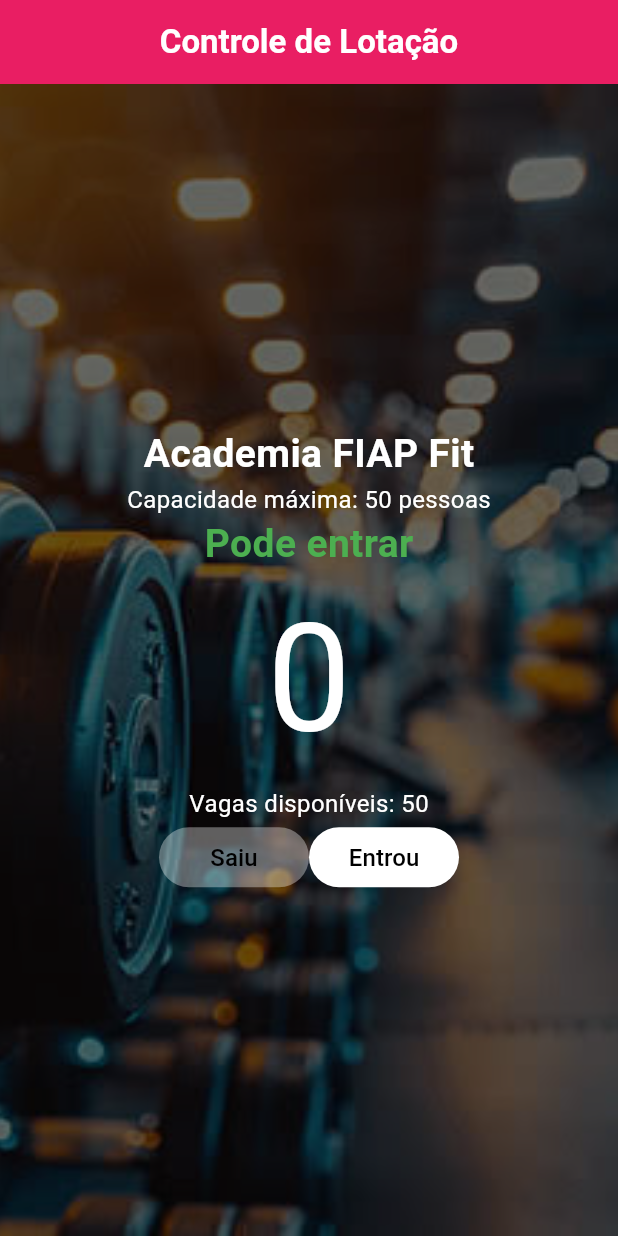
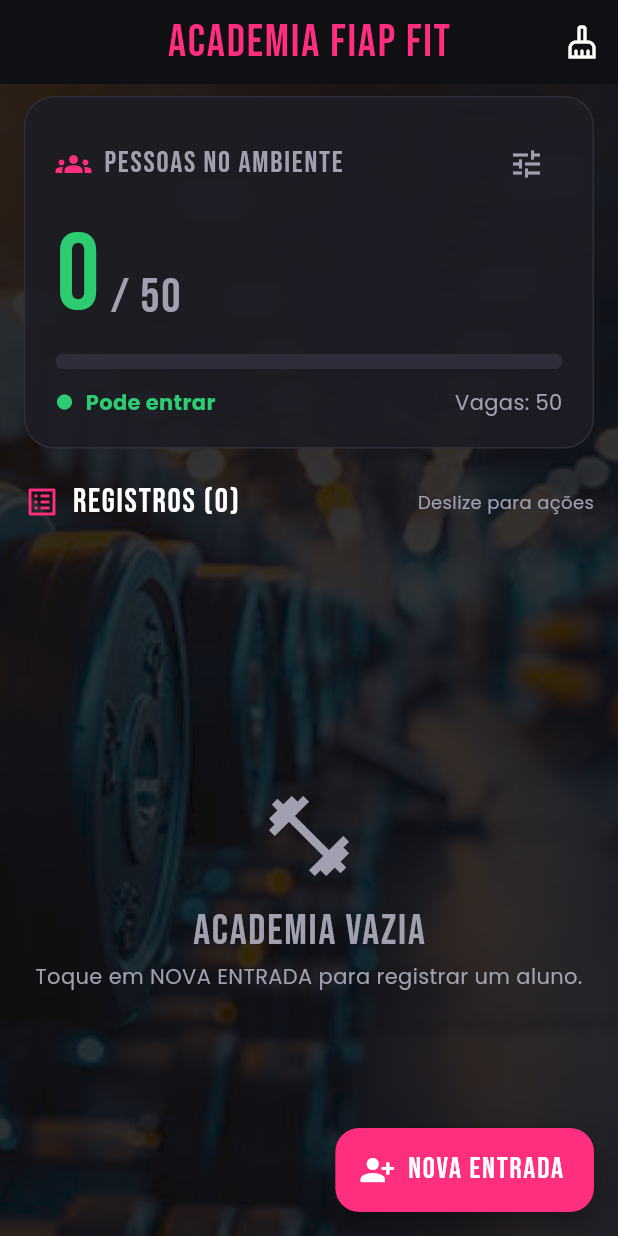
Before and after one commit to luizkichimoto/Checkpoint-Mobile, a Flutter app: the screen it shows after launch, on a phone screen of 412 x 824 dp. Run offline on Flutter 3.47's test engine with Material 3 defaults, Android fonts, the phone set to English and light mode, and no system bars; our stand-ins replace flutter_slidable, google_fonts.

Commit message:
feat: adiciona telas de cadastro e lista de pessoas
Cadastro com TextField e TextEditingController, lista com ListView,
confirmação com AlertDialog e feedback com SnackBar. Separa o código
do main.dart e inclui teste do fluxo completo.

```diff
--- a/lib/main.dart
+++ b/lib/main.dart
@@ -1,64 +1,10 @@
 import 'package:flutter/material.dart';
 
+import 'screens/home_page.dart';
+import 'theme/app_theme.dart';
+
 void main() {
-  runApp(MyApp());
-}
-
-
-class Academia {
-  final String _nome;
-  int _capacidadeMaxima;
-  int _pessoasNoLocal;
-
-  Academia.nova({required String nome, required int capacidadeMaxima})
-    : _nome = nome,
-      _capacidadeMaxima = capacidadeMaxima,
-      _pessoasNoLocal = 0;
-
-  // Getters
-  String get nome => _nome;
-  int get capacidadeMaxima => _capacidadeMaxima;
-  int get pessoasNoLocal => _pessoasNoLocal;
-
-  int get vagasDisponiveis => _capacidadeMaxima - _pessoasNoLocal;
-
-  bool get estaVazia => _pessoasNoLocal == 0;
-  bool get estaLotada => _pessoasNoLocal >= _capacidadeMaxima;
-
-  //Quase cheia
-  bool get estaQuaseCheia =>
-      !estaLotada && _pessoasNoLocal >= (_capacidadeMaxima * 0.8);
-
-  String get situacao {
-    if (estaLotada) {
-      return "Academia lotada";
-    } else if (estaQuaseCheia) {
-      return "Atenção: ambiente quase cheio";
-    } else {
-      return "Pode entrar";
-    }
-  }
-
-  // Setter
-  set capacidadeMaxima(int novaCapacidade) {
-    if (novaCapacidade >= _pessoasNoLocal && novaCapacidade > 0) {
-      _capacidadeMaxima = novaCapacidade;
-    }
-  }
-
-  // Método: registra a entrada de uma pessoa
-  void entrar() {
-    if (!estaLotada) {
-      _pessoasNoLocal++;
-    }
-  }
-
-  // Método: registra a saída de uma pessoa
-  void sair() {
-    if (!estaVazia) {
-      _pessoasNoLocal--;
-    }
-  }
+  runApp(const MyApp());
 }
 
 class MyApp extends StatelessWidget {
@@ -67,148 +13,10 @@ class MyApp extends StatelessWidget {
   @override
   Widget build(BuildContext context) {
     return MaterialApp(
+      title: "FIAP Fit",
       debugShowCheckedModeBanner: false, //Oculta o banner de debug
-      home: HomePage(),
+      theme: AppTheme.tema,
+      home: const HomePage(),
     );
   }
 }
-
-class HomePage extends StatefulWidget {
-  const HomePage({super.key});
-
-  @override
-  State<HomePage> createState() => _HomePageState();
-}
-
-class _HomePageState extends State<HomePage> {
-  final Academia academia = Academia.nova(
-    nome: "Academia FIAP Fit",
-    capacidadeMaxima: 50,
-  );
-
-  void decrement() {
-    setState(() {
-      academia.sair();
-    });
-    print("Pessoas no local: ${academia.pessoasNoLocal}");
-  }
-
-  void increment() {
-    setState(() => academia.entrar());
-    print("Pessoas no local: ${academia.pessoasNoLocal}");
-  }
-
-  bool get isEmpty => academia.estaVazia;
-  bool get isFull => academia.estaLotada;
-
-  //Cor da mensagem de situacao muda conforme a lotacao
-  Color get corDaSituacao {
-    if (academia.estaLotada) {
-      return Colors.red;
-    } else if (academia.estaQuaseCheia) {
-      return Colors.orange;
-    } else {
-      return Colors.green;
-    }
-  }
-
-  @override
-  Widget build(BuildContext context) {
-    return Scaffold(
-      appBar: AppBar(
-        backgroundColor: Colors.pink,
-        title: Text("Controle de Lotação",
-            style: TextStyle(
-              fontWeight: FontWeight.w700,
-              color: Colors.white
-            ),
-        ),
-        centerTitle: true,
-      ),
-      backgroundColor: Colors.green,
-      body: Container(
-        decoration: BoxDecoration(
-          image: DecorationImage(
-            image: AssetImage("assets/images/academia_fundo.jpg"),
-            fit: BoxFit.cover,
-            //Escurece a foto para o texto branco ficar legivel
-            colorFilter: ColorFilter.mode(
-              Colors.black.withAlpha(150),
-              BlendMode.darken,
-            ),
-          ),
-        ),
-        child: Column(
-          mainAxisAlignment: MainAxisAlignment.center,
-          children: [
-            Text(
-              academia.nome,
-              style: TextStyle(
-                fontSize: 26,
-                color: Colors.white,
-                fontWeight: FontWeight.w700,
-              ),
-            ),
-
-            //Capacidade maxima do ambiente
-            Text(
-              "Capacidade máxima: ${academia.capacidadeMaxima} pessoas",
-              style: TextStyle(fontSize: 16, color: Colors.white),
-            ),
-
-            //4. Mensagem de situacao (vem do getter da classe)
-            Text(
-              academia.situacao,
-              style: TextStyle(
-                fontSize: 26,
-                color: corDaSituacao,
-                fontWeight: FontWeight.w700,
-              ),
-            ),
-
-            //Contador de pessoas no local
-            Text(
-              academia.pessoasNoLocal.toString(),
-              style: TextStyle(fontSize: 100, color: Colors.white),
-            ),
-            Text(
-              "Vagas disponíveis: ${academia.vagasDisponiveis}",
-              style: TextStyle(fontSize: 16, color: Colors.white),
-            ),
-
-            Row(
-              mainAxisAlignment: MainAxisAlignment.center,
-              children: [
-                //3. Regra de saida: desabilitado quando o ambiente esta vazio
-                TextButton(
-                  onPressed: isEmpty?null:decrement,
-                  style: TextButton.styleFrom(
-                    backgroundColor: isEmpty?Colors.white.withAlpha(90):Colors.white,
-                    fixedSize: Size(100, 20),
-                  ),
-                  child: Text(
-                    "Saiu",
-                    style: TextStyle(color: Colors.black, fontSize: 16),
-                  ),
-                ),
-
-                //Regra de entrada: desabilitado quando esta lotada
-                TextButton(
-                  onPressed: isFull?null:increment,
-                  style: TextButton.styleFrom(
-                    backgroundColor: isFull?Colors.white.withAlpha(90):Colors.white,
-                    fixedSize: Size(100, 20),
-                  ),
-                  child: Text(
-                    "Entrou",
-                    style: TextStyle(color: Colors.black, fontSize: 16),
-                  ),
-                ),
-              ],
-            ),
-          ],
-        ),
-      ),
-    );
-  }
-}
--- /dev/null
+++ b/lib/screens/home_page.dart
@@ -0,0 +1,263 @@
+import 'package:flutter/material.dart';
+
+import '../models/academia.dart';
+import '../models/pessoa.dart';
+import '../theme/app_colors.dart';
+import '../theme/app_theme.dart';
+import '../utils/feedback.dart';
+import '../widgets/contador_lotacao.dart';
+import '../widgets/dialogo_capacidade.dart';
+import '../widgets/dialogo_confirmacao.dart';
+import '../widgets/pessoa_item.dart';
+import 'cadastro_page.dart';
+
+class HomePage extends StatefulWidget {
+  const HomePage({super.key});
+
+  @override
+  State<HomePage> createState() => _HomePageState();
+}
+
+class _HomePageState extends State<HomePage> {
+  final Academia academia = Academia(
+    nome: "Academia FIAP Fit",
+    capacidadeMaxima: 50,
+  );
+
+  // Função passada para a CadastroPage
+  bool _cadastrar(String nome, String identificacao) {
+    try {
+      setState(() {
+        academia.registrarEntrada(nome: nome, identificacao: identificacao);
+      });
+      mostrarMensagem(context, "Pessoa cadastrada com sucesso!");
+      return true;
+    } on AcademiaException catch (e) {
+      mostrarMensagem(context, e.mensagem, erro: true);
+      return false;
+    }
+  }
+
+  void _abrirCadastro() {
+    // Nem abre o formulário se não houver vaga
+    if (academia.estaLotada) {
+      mostrarMensagem(
+        context,
+        "Não é possível realizar a entrada. Ambiente lotado!",
+        erro: true,
+      );
+      return;
+    }
+    Navigator.push(
+      context,
+      MaterialPageRoute(
+        builder: (_) => CadastroPage(onCadastrar: _cadastrar),
+      ),
+    );
+  }
+
+  Future<void> _registrarSaida(Pessoa pessoa) async {
+    if (!pessoa.estaNoAmbiente) {
+      mostrarMensagem(
+        context,
+        "${pessoa.nome} já saiu do ambiente.",
+        erro: true,
+      );
+      return;
+    }
+
+    final confirmou = await confirmarAcao(
+      context,
+      titulo: "Registrar saída?",
+      mensagem: "Deseja realmente registrar a saída de ${pessoa.nome}?",
+      icone: Icons.logout,
+      cor: AppColors.alerta,
+    );
+    if (!confirmou || !mounted) return;
+
+    try {
+      setState(() => academia.registrarSaida(pessoa));
+      mostrarMensagem(context, "Saída registrada com sucesso!");
+    } on AcademiaException catch (e) {
+      mostrarMensagem(context, e.mensagem, erro: true);
+    }
+  }
+
+  Future<void> _excluir(Pessoa pessoa) async {
+    final confirmou = await confirmarAcao(
+      context,
+      titulo: "Excluir registro?",
+      mensagem:
+          "O registro de ${pessoa.nome} será apagado. "
+          "Essa ação não pode ser desfeita.",
+      icone: Icons.delete_outline,
+      cor: AppColors.perigo,
+    );
+    if (!confirmou || !mounted) return;
+
+    setState(() => academia.removerPessoa(pessoa));
+    mostrarMensagem(context, "Registro excluído com sucesso!");
+  }
+
+  Future<void> _limparSaidas() async {
+    if (!academia.temRegistrosDeSaida) {
+      mostrarMensagem(
+        context,
+        "Não há registros de saída para limpar.",
+        erro: true,
+      );
+      return;
+    }
+
+    final confirmou = await confirmarAcao(
+      context,
+      titulo: "Limpar registros?",
+      mensagem: "Todos os registros de quem já saiu serão apagados.",
+      icone: Icons.cleaning_services_outlined,
+      cor: AppColors.perigo,
+    );
+    if (!confirmou || !mounted) return;
+
+    late int removidos;
+    setState(() => removidos = academia.limparSaidas());
+    mostrarMensagem(context, "$removidos registro(s) removido(s).");
+  }
+
+  Future<void> _editarCapacidade() async {
+    final novaCapacidade = await showDialog<int>(
+      context: context,
+      builder: (_) =>
+          DialogoCapacidade(capacidadeAtual: academia.capacidadeMaxima),
+    );
+    if (novaCapacidade == null || !mounted) return;
+
+    try {
+      setState(() => academia.alterarCapacidade(novaCapacidade));
+      mostrarMensagem(context, "Capacidade alterada para $novaCapacidade.");
+    } on AcademiaException catch (e) {
+      mostrarMensagem(context, e.mensagem, erro: true);
+    }
+  }
+
+  @override
+  Widget build(BuildContext context) {
+    final pessoas = academia.pessoas;
+
+    return Scaffold(
+      appBar: AppBar(
+        title: Text(academia.nome.toUpperCase()),
+        actions: [
+          IconButton(
+            tooltip: "Limpar registros de saída",
+            onPressed: _limparSaidas,
+            icon: const Icon(Icons.cleaning_services_outlined),
+          ),
+        ],
+      ),
+      floatingActionButton: FloatingActionButton.extended(
+        onPressed: _abrirCadastro,
+        backgroundColor: academia.estaLotada
+            ? AppColors.inativo
+            : AppColors.destaque,
+        foregroundColor: AppColors.texto,
+        icon: const Icon(Icons.person_add_alt_1),
+        label: Text("NOVA ENTRADA", style: AppTheme.titulo(fontSize: 20)),
+      ),
+      body: Container(
+        // Foto da academia do CP1, escurecida para o texto ficar legível
+        decoration: BoxDecoration(
+          image: DecorationImage(
+            image: const AssetImage("assets/images/academia_fundo.jpg"),
+            fit: BoxFit.cover,
+            colorFilter: ColorFilter.mode(
+              AppColors.fundo.withAlpha(215),
+              BlendMode.darken,
+            ),
+          ),
+        ),
+        child: SafeArea(
+          child: Padding(
+            padding: const EdgeInsets.fromLTRB(16, 8, 16, 0),
+            child: Column(
+              crossAxisAlignment: CrossAxisAlignment.start,
+              children: [
+                ContadorLotacao(
+                  academia: academia,
+                  onEditarCapacidade: _editarCapacidade,
+                ),
+                const SizedBox(height: 20),
+                Row(
+                  children: [
+                    const Icon(Icons.list_alt, color: AppColors.destaque),
+                    const SizedBox(width: 8),
+                    Expanded(
+                      child: Text(
+                        "REGISTROS (${pessoas.length})",
+                        style: AppTheme.titulo(fontSize: 22),
+                      ),
+                    ),
+                    const Text(
+                      "Deslize para ações",
+                      style: TextStyle(
+                        fontSize: 12,
+                        color: AppColors.textoSecundario,
+                      ),
+                    ),
+                  ],
+                ),
+                const SizedBox(height: 12),
+                Expanded(
+                  child: pessoas.isEmpty
+                      ? const _ListaVazia()
+                      : ListView.builder(
+                          // Espaço extra para o FAB não cobrir o último item
+                          padding: const EdgeInsets.only(bottom: 88),
+                          itemCount: pessoas.length,
+                          itemBuilder: (context, index) {
+                            final pessoa = pessoas[index];
+                            return PessoaItem(
+                              pessoa: pessoa,
+                              onSaida: () => _registrarSaida(pessoa),
+                              onExcluir: () => _excluir(pessoa),
+                            );
+                          },
+                        ),
+                ),
+              ],
+            ),
+          ),
+        ),
+      ),
+    );
+  }
+}
+
+class _ListaVazia extends StatelessWidget {
+  const _ListaVazia();
+
+  @override
+  Widget build(BuildContext context) {
+    return Center(
+      child: Column(
+        mainAxisSize: MainAxisSize.min,
+        children: [
+          const Icon(
+            Icons.fitness_center,
+            size: 64,
+            color: AppColors.textoSecundario,
+          ),
+          const SizedBox(height: 12),
+          Text(
+            "Academia vazia",
+            style: AppTheme.titulo(color: AppColors.textoSecundario),
+          ),
+          const Text(
+            "Toque em NOVA ENTRADA para registrar um aluno.",
+            textAlign: TextAlign.center,
+            style: TextStyle(color: AppColors.textoSecundario),
+          ),
+        ],
+      ),
+    );
+  }
+}
```
Also changed, not shown: lib/screens/cadastro_page.dart (added, +122 -0 lines), 1 other file.
